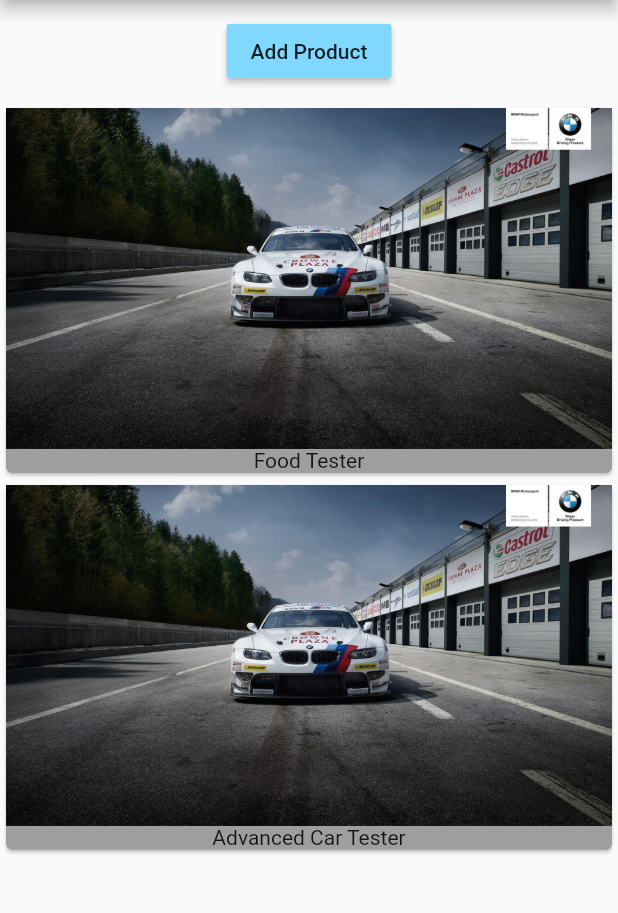
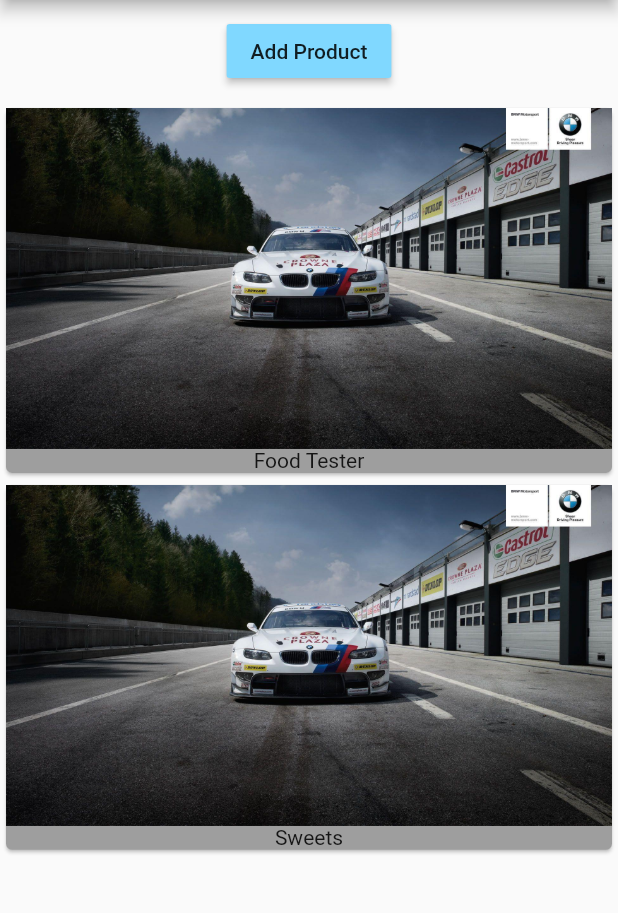
Before and after one commit to ashishs07/car_market, a Flutter app: the screen it shows after launch, after a tap on "Add Product", on a phone screen of 412 x 824 dp, the part 84-997 px from its top. Run offline on Flutter 3.47's test engine with Material 2 defaults, Android fonts, the phone set to English and light mode, and no system bars.

Commit message:
Regular Commit

```diff
--- /dev/null
+++ b/lib/product_control.dart
@@ -0,0 +1,18 @@
+import 'package:flutter/material.dart';
+
+class ProductControl extends StatelessWidget {
+  final Function addProduct;
+
+  ProductControl(this.addProduct);
+
+  @override
+  Widget build(BuildContext context) {
+    return RaisedButton(
+      color: Theme.of(context).accentColor,
+      onPressed: () {
+        addProduct('Sweets');
+      },
+      child: Text('Add Product'),
+    );
+  }
+}
--- a/lib/product_manager.dart
+++ b/lib/product_manager.dart
@@ -1,6 +1,7 @@
 import 'package:flutter/material.dart';
 
 import './products.dart';
+import './product_control.dart';
 
 class ProductManager extends StatefulWidget {
   final String startingProduct;
@@ -22,20 +23,23 @@ class _ProductManagerState extends State<ProductManager> {
   }
 
   @override
+  void didUpdateWidget(ProductManager oldWidget) {
+    super.didUpdateWidget(oldWidget);
+  }
+
+  void _addProduct(String product) {
+    setState(() {
+      _products.add(product);
+    });
+  }
+
+  @override
   Widget build(BuildContext context) {
     return Column(
       children: [
         Container(
           margin: EdgeInsets.all(10.0),
-          child: RaisedButton(
-            color: Theme.of(context).accentColor,
-            onPressed: () {
-              setState(() {
-                _products.add('Advanced Car Tester');
-              });
-            },
-            child: Text('Add Product'),
-          ),
+          child: ProductControl(_addProduct),
         ),
         Products(_products)
       ],
```
